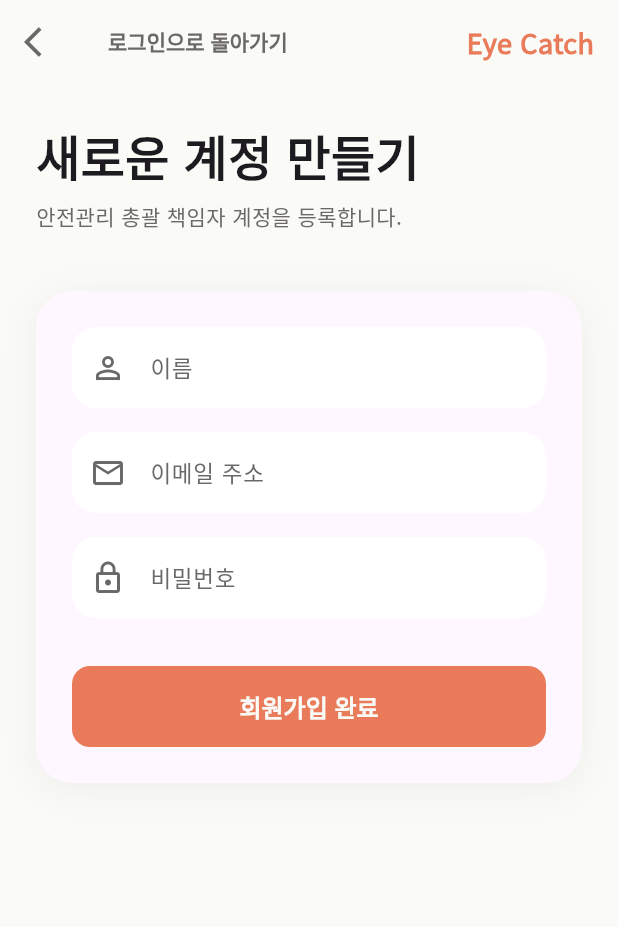
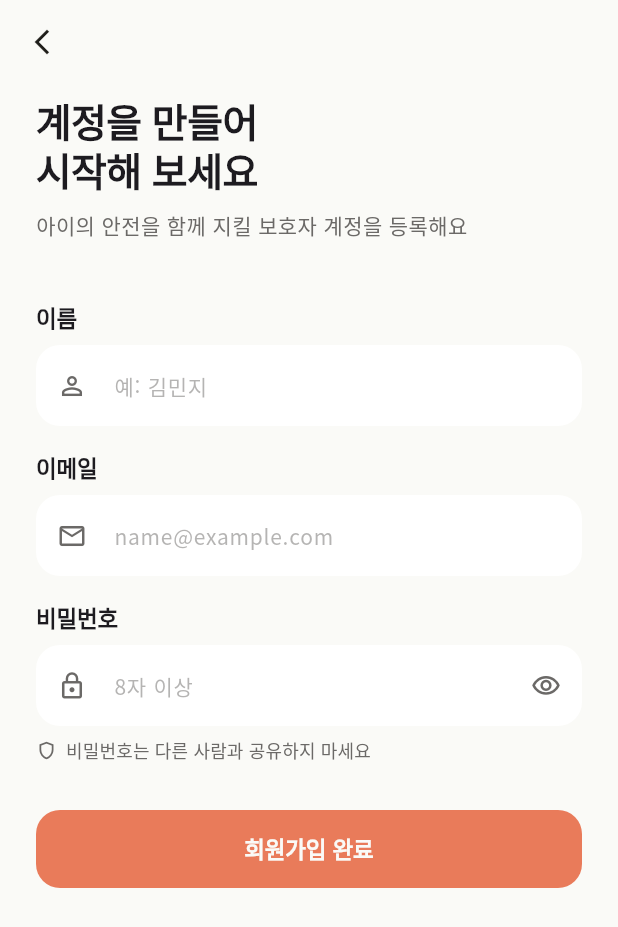
Before and after one commit to DevGyun/Capstone-Baby-Vision-frontend, a Flutter app: the SignupScreen screen opened directly, on a phone screen of 412 x 824 dp. Shown: the top 927 px of the screen. Run offline on Flutter 3.47's test engine with Material 3 defaults, Android fonts, the phone set to English and light mode, and no system bars; our stand-ins replace flutter_local_notifications, google_fonts, shared_preferences, video_player; missing offline and left inert: dart:html, dart:ui_web; accounts and stored records are empty; network calls fail.

Commit message:
UI/UX수정중

```diff
--- a/lib/screens/signup_screen.dart
+++ b/lib/screens/signup_screen.dart
@@ -1,7 +1,10 @@
 import 'dart:convert';
 import 'package:flutter/material.dart';
 import 'package:http/http.dart' as http;
+
 import '../config.dart';
+import '../theme/app_theme.dart';
+import '../widgets/common/common.dart';
 
 class SignupScreen extends StatefulWidget {
   const SignupScreen({super.key});
@@ -14,6 +17,7 @@ class _SignupScreenState extends State<SignupScreen> {
   final _nameController = TextEditingController();
   final _emailController = TextEditingController();
   final _passwordController = TextEditingController();
+  bool _obscurePassword = true;
   bool _isLoading = false;
 
   @override
@@ -24,11 +28,27 @@ class _SignupScreenState extends State<SignupScreen> {
     super.dispose();
   }
 
+  String? _validate() {
+    final name = _nameController.text.trim();
+    final email = _emailController.text.trim();
+    final password = _passwordController.text;
+
+    if (name.isEmpty) return '이름을 입력해 주세요.';
+    if (email.isEmpty) return '이메일을 입력해 주세요.';
+    if (!RegExp(r'^[\w\.\-]+@[\w\-]+\.[\w\.\-]+$').hasMatch(email)) {
+      return '올바른 이메일 형식이 아니에요.';
+    }
+    if (password.isEmpty) return '비밀번호를 입력해 주세요.';
+    if (password.length < 8) return '비밀번호는 8자 이상으로 입력해 주세요.';
+    return null;
+  }
+
   Future<void> _handleSignup() async {
-    if (_nameController.text.isEmpty ||
-        _emailController.text.isEmpty ||
-        _passwordController.text.isEmpty) {
-      _showSnackBar('모든 항목을 입력해주세요.');
+    FocusScope.of(context).unfocus();
+
+    final error = _validate();
+    if (error != null) {
+      _showSnack(error, isError: true);
       return;
     }
 
@@ -42,117 +62,180 @@ class _SignupScreenState extends State<SignupScreen> {
           'ngrok-skip-browser-warning': '69420',
         },
         body: jsonEncode({
-          'name': _nameController.text,
-          'email': _emailController.text,
+          'name': _nameController.text.trim(),
+          'email': _emailController.text.trim(),
           'password': _passwordController.text,
         }),
       );
 
+      if (!mounted) return;
+
       if (response.statusCode == 200 || response.statusCode == 201) {
-        if (!mounted) return;
-        _showSnackBar('회원가입이 완료되었습니다! 로그인 페이지로 이동합니다.');
+        _showSnack('회원가입이 완료되었어요. 이제 로그인해 보세요.', isError: false);
         Navigator.pop(context);
       } else {
-        final errorData = jsonDecode(response.body);
-        _showSnackBar('가입 실패: ${errorData['detail'] ?? '입력하신 정보를 확인해주세요.'}');
+        String? detail;
+        try {
+          final data = jsonDecode(response.body);
+          if (data is Map && data['detail'] is String) {
+            detail = data['detail'] as String;
+          }
+        } catch (_) {}
+        _showSnack(detail ?? '입력하신 정보를 다시 확인해 주세요.', isError: true);
       }
     } catch (e) {
-      _showSnackBar('서버와 통신할 수 없습니다. 서버가 켜져 있는지 확인해주세요.');
+      if (!mounted) return;
+      _showSnack('서버와 통신할 수 없어요. 네트워크를 확인해 주세요.', isError: true);
     } finally {
       if (mounted) setState(() => _isLoading = false);
     }
   }
 
-  void _showSnackBar(String message) {
+  void _showSnack(String message, {required bool isError}) {
     if (!mounted) return;
-    ScaffoldMessenger.of(context).showSnackBar(SnackBar(content: Text(message)));
+    final cs = Theme.of(context).colorScheme;
+    ScaffoldMessenger.of(context).clearSnackBars();
+    ScaffoldMessenger.of(context).showSnackBar(
+      SnackBar(
+        content: Row(
+          children: [
+            Icon(
+              isError ? Icons.error_outline : Icons.check_circle_outline,
+              size: 20,
+              color: isError ? AppColors.danger : AppColors.success,
+            ),
+            const SizedBox(width: AppSpacing.sm + 2),
+            Expanded(
+              child: Text(
+                message,
+                style: TextStyle(
+                  color: cs.onSurface,
+                  fontSize: 14,
+                  fontWeight: FontWeight.w500,
+                ),
+              ),
+            ),
+          ],
+        ),
+      ),
+    );
   }
 
   @override
   Widget build(BuildContext context) {
-    final colorScheme = Theme.of(context).colorScheme;
+    final cs = Theme.of(context).colorScheme;
 
     return Scaffold(
-      // 테마의 바탕색(surface)을 사용해 다크/라이트 모드 자동 전환
-      backgroundColor: colorScheme.surface,
+      backgroundColor: cs.surface,
       appBar: AppBar(
-        backgroundColor: Colors.transparent,
-        elevation: 0,
         leading: IconButton(
-          icon: Icon(Icons.arrow_back_ios, color: colorScheme.onSurfaceVariant),
+          icon: const Icon(Icons.arrow_back_ios_new, size: 20),
           onPressed: () => Navigator.pop(context),
         ),
-        title: Text('로그인으로 돌아가기', style: TextStyle(color: colorScheme.onSurfaceVariant, fontSize: 14)),
-        actions: [
-          Padding(
-            padding: const EdgeInsets.only(right: 16.0),
-            child: Center(
-              child: Text(
-                'Eye Catch',
-                style: TextStyle(color: colorScheme.primary, fontWeight: FontWeight.bold, fontSize: 18),
-              ),
-            ),
-          ),
-        ],
+        title: const Text(''),
       ),
       body: SafeArea(
         child: SingleChildScrollView(
-          padding: const EdgeInsets.symmetric(horizontal: 24.0, vertical: 24.0),
+          padding: const EdgeInsets.fromLTRB(
+            AppSpacing.lg,
+            AppSpacing.sm,
+            AppSpacing.lg,
+            AppSpacing.xl,
+          ),
           child: Column(
             crossAxisAlignment: CrossAxisAlignment.start,
             children: [
-              const Text('새로운 계정 만들기',
-                  style: TextStyle(fontSize: 32, fontWeight: FontWeight.bold)),
-              const SizedBox(height: 8),
-              Text('안전관리 총괄 책임자 계정을 등록합니다.',
-                  style: TextStyle(color: colorScheme.onSurfaceVariant)),
-              const SizedBox(height: 40),
-              Container(
-                padding: const EdgeInsets.all(24),
-                decoration: BoxDecoration(
-                  // 다크모드일 때 어두운 회색, 라이트모드일 때 흰색이 되는 cardColor 사용
-                  color: Theme.of(context).cardColor,
-                  borderRadius: BorderRadius.circular(24),
-                  boxShadow: [
-                    BoxShadow(
-                      color: Theme.of(context).shadowColor.withOpacity(0.05),
-                      blurRadius: 20,
-                      offset: const Offset(0, 4)
+              // 헤드라인
+              Text(
+                '계정을 만들어\n시작해 보세요',
+                style: Theme.of(context).textTheme.displayLarge,
+              ),
+              const SizedBox(height: AppSpacing.sm + 2),
+              Text(
+                '아이의 안전을 함께 지킬 보호자 계정을 등록해요',
+                style: Theme.of(context).textTheme.bodyMedium?.copyWith(
+                      color: cs.onSurfaceVariant,
                     ),
-                  ],
+              ),
+
+              const SizedBox(height: AppSpacing.xl + AppSpacing.sm),
+
+              // 이름
+              _FieldLabel(text: '이름'),
+              const SizedBox(height: AppSpacing.sm),
+              TextField(
+                controller: _nameController,
+                textInputAction: TextInputAction.next,
+                decoration: const InputDecoration(
+                  hintText: '예: 김민지',
+                  prefixIcon: Icon(Icons.person_outline, size: 20),
                 ),
-                child: Column(
-                  children: [
-                    _buildTextField(context, _nameController, '이름', Icons.person_outline),
-                    const SizedBox(height: 16),
-                    _buildTextField(context, _emailController, '이메일 주소', Icons.mail_outline,
-                        keyboardType: TextInputType.emailAddress),
-                    const SizedBox(height: 16),
-                    _buildTextField(context, _passwordController, '비밀번호', Icons.lock_outline,
-                        obscureText: true),
-                    const SizedBox(height: 32),
-                    SizedBox(
-                      width: double.infinity,
-                      height: 54,
-                      child: ElevatedButton(
-                        onPressed: _isLoading ? null : _handleSignup,
-                        style: ElevatedButton.styleFrom(
-                          backgroundColor: colorScheme.primary,
-                          foregroundColor: colorScheme.onPrimary,
-                          shape: RoundedRectangleBorder(borderRadius: BorderRadius.circular(12)),
+              ),
+              const SizedBox(height: AppSpacing.md),
+
+              // 이메일
+              _FieldLabel(text: '이메일'),
+              const SizedBox(height: AppSpacing.sm),
+              TextField(
+                controller: _emailController,
+                keyboardType: TextInputType.emailAddress,
+                textInputAction: TextInputAction.next,
+                decoration: const InputDecoration(
+                  hintText: 'name@example.com',
+                  prefixIcon: Icon(Icons.mail_outline, size: 20),
+                ),
+              ),
+              const SizedBox(height: AppSpacing.md),
+
+              // 비밀번호
+              _FieldLabel(text: '비밀번호'),
+              const SizedBox(height: AppSpacing.sm),
+              TextField(
+                controller: _passwordController,
+                obscureText: _obscurePassword,
+                textInputAction: TextInputAction.done,
+                onSubmitted: (_) => _handleSignup(),
+                decoration: InputDecoration(
+                  hintText: '8자 이상',
+                  prefixIcon: const Icon(Icons.lock_outline, size: 20),
+                  suffixIcon: IconButton(
+                    icon: Icon(
+                      _obscurePassword
+                          ? Icons.visibility_outlined
+                          : Icons.visibility_off_outlined,
+                      size: 20,
+                      color: cs.onSurfaceVariant,
+                    ),
+                    onPressed: () =>
+                        setState(() => _obscurePassword = !_obscurePassword),
+                  ),
+                ),
+              ),
+              const SizedBox(height: AppSpacing.sm),
+              Row(
+                children: [
+                  Icon(
+                    Icons.shield_outlined,
+                    size: 14,
+                    color: cs.onSurfaceVariant,
+                  ),
+                  const SizedBox(width: 6),
+                  Text(
+                    '비밀번호는 다른 사람과 공유하지 마세요',
+                    style: Theme.of(context).textTheme.labelMedium?.copyWith(
+                          color: cs.onSurfaceVariant,
                         ),
-                        child: _isLoading
-                            ? SizedBox(
-                                height: 24,
-                                width: 24,
-                                child: CircularProgressIndicator(color: colorScheme.onPrimary, strokeWidth: 2),
-                              )
-                            : const Text('회원가입 완료',
-                                style: TextStyle(fontSize: 16, fontWeight: FontWeight.bold)),
-                      ),
-                    ),
-                  ],
-                ),
+                  ),
+                ],
+              ),
+
+              const SizedBox(height: AppSpacing.xl),
+
+              // 회원가입 버튼
+              SoftButton(
+                label: _isLoading ? '가입 중...' : '회원가입 완료',
+                isLoading: _isLoading,
+                onPressed: _handleSignup,
               ),
             ],
           ),
@@ -160,31 +243,19 @@ class _SignupScreenState extends State<SignupScreen> {
       ),
     );
   }
+}
 
-  Widget _buildTextField(
-    BuildContext context,
-    TextEditingController controller,
-    String label,
-    IconData icon, {
-    bool obscureText = false,
-    TextInputType keyboardType = TextInputType.text,
-  }) {
-    final colorScheme = Theme.of(context).colorScheme;
+class _FieldLabel extends StatelessWidget {
+  final String text;
+  const _FieldLabel({required this.text});
 
-    return TextField(
-      controller: controller,
-      obscureText: obscureText,
-      keyboardType: keyboardType,
-      decoration: InputDecoration(
-        labelText: label,
-        labelStyle: TextStyle(color: colorScheme.onSurfaceVariant),
-        prefixIcon: Icon(icon, color: colorScheme.onSurfaceVariant),
-        border: OutlineInputBorder(borderRadius: BorderRadius.circular(12)),
-        focusedBorder: OutlineInputBorder(
-          borderRadius: BorderRadius.circular(12),
-          borderSide: BorderSide(color: colorScheme.primary, width: 2),
-        ),
-      ),
+  @override
+  Widget build(BuildContext context) {
+    return Text(
+      text,
+      style: Theme.of(context).textTheme.titleMedium?.copyWith(
+            fontWeight: FontWeight.w600,
+          ),
     );
   }
 }
```
Also changed, not shown: lib/screens/login_screen.dart (+134 -62 lines), lib/widgets/custom_error_dialog.dart (+99 -34 lines).
